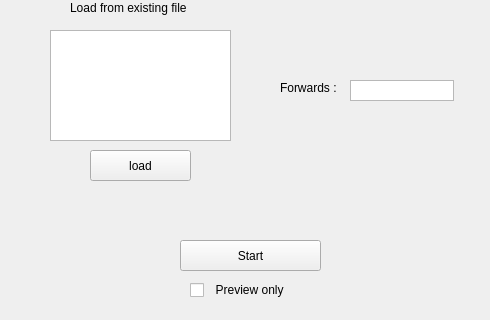
Before: the Qt Designer form unix/ui/main.ui in Marcel344/whatsappDriver, drawn with Qt 5; both pictures show x 0 to 490 and y 400 to 720 of the 816 by 720 pixel window.
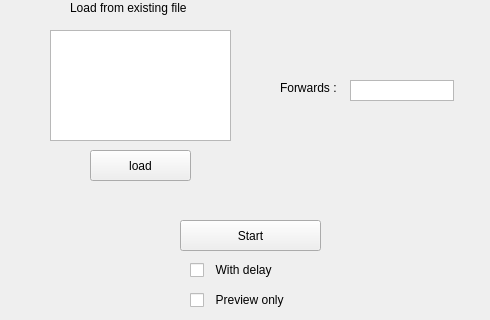
After: the same form once the commit is applied.

Commit message: added Delay option

Diff of the .ui file:
```diff
--- a/unix/ui/main.ui
+++ b/unix/ui/main.ui
@@ -153,7 +153,7 @@
    <property name="geometry">
     <rect>
      <x>180</x>
-     <y>640</y>
+     <y>620</y>
      <width>141</width>
      <height>31</height>
     </rect>
@@ -166,7 +166,7 @@
    <property name="geometry">
     <rect>
      <x>190</x>
-     <y>680</y>
+     <y>690</y>
      <width>121</width>
      <height>20</height>
     </rect>
@@ -256,6 +256,19 @@
     <string>Targeted Clients</string>
    </property>
   </widget>
+  <widget class="QCheckBox" name="delayCheckBox">
+   <property name="geometry">
+    <rect>
+     <x>190</x>
+     <y>660</y>
+     <width>121</width>
+     <height>20</height>
+    </rect>
+   </property>
+   <property name="text">
+    <string>  With delay</string>
+   </property>
+  </widget>
  </widget>
  <resources/>
  <connections/>
```
